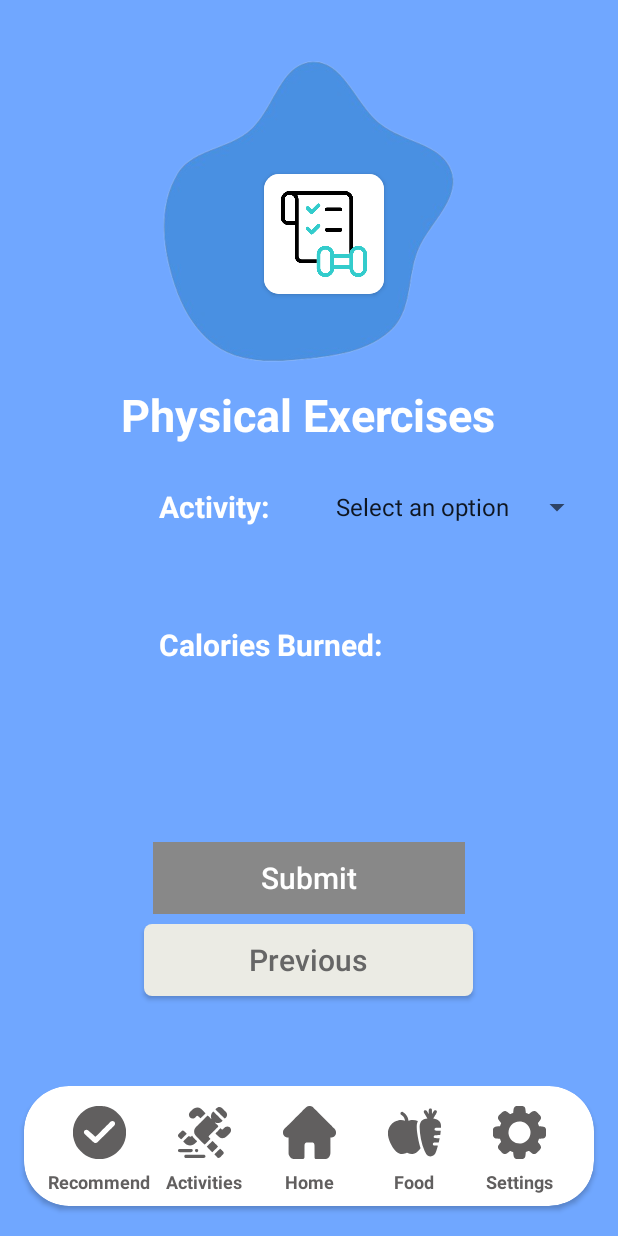
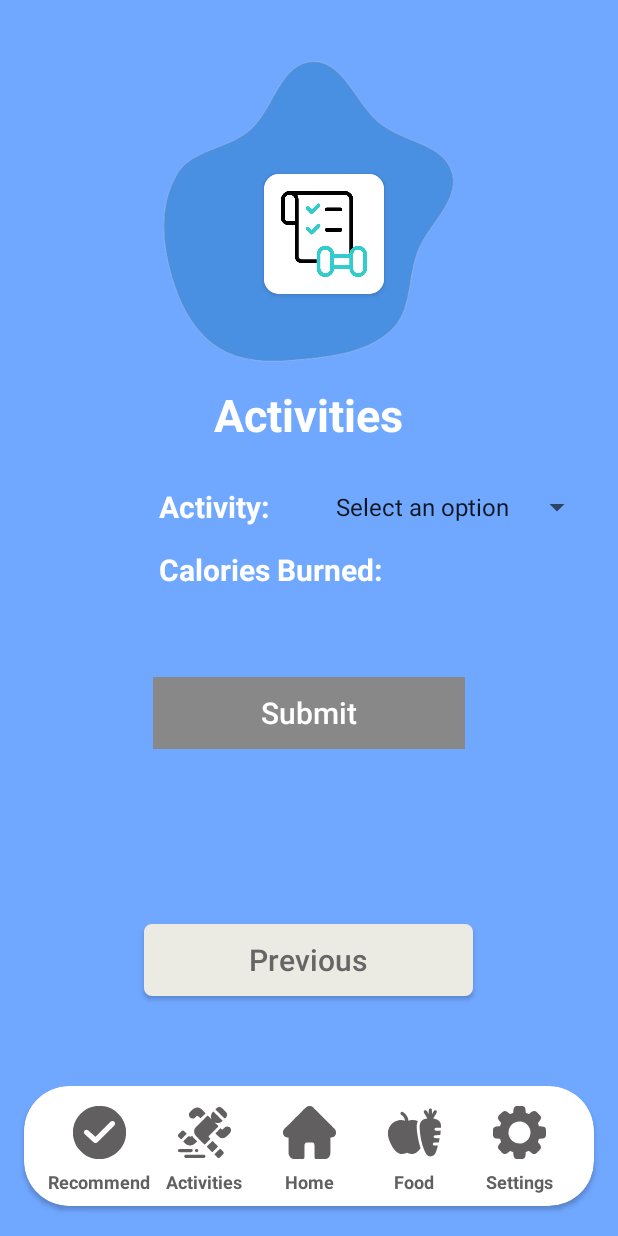
Before and after one commit to mgearhart/BetterUs_Clone, an Android app: the fragment SecondFragment placed in its activity, on a phone screen of 412 x 824 dp. Run offline under Robolectric (Android 15) with nearby library versions, the light colour scheme and no system bars; our stand-ins replace Firebase (no records; nobody signed in at launch, a user with empty details on screens opened directly); 1 statement that could not run was skipped.

Commit message:
Update fragment_second.xml

```diff
--- a/app/src/main/res/layout/fragment_second.xml
+++ b/app/src/main/res/layout/fragment_second.xml
@@ -38,7 +38,7 @@
             android:id="@+id/title"
             android:layout_width="wrap_content"
             android:layout_height="wrap_content"
-            android:text="@string/exercises"
+            android:text="@string/activities"
             android:textSize="30sp"
             android:textStyle="bold"
             android:textColor="@color/white"
@@ -62,7 +62,7 @@
             android:textSize="20sp"
             android:textAllCaps="false"
             android:textColor="@color/white"
-            android:layout_marginTop="545dp"
+            android:layout_marginTop="435dp"
     />
 
     <Button
@@ -103,16 +103,15 @@
             android:layout_width="wrap_content" android:layout_height="wrap_content"
             android:textSize="20sp"
             android:textStyle="bold"
-            android:layout_marginTop="400dp"
+            android:layout_marginTop="350dp"
             android:layout_marginStart="90dp"
             android:textColor="@color/white"/>
     <TextView
             android:id="@+id/caloriesText"
-            android:text="Filler Text"
             android:layout_width="wrap_content" android:layout_height="wrap_content"
             android:textSize="20sp"
             android:textStyle="bold"
-            android:layout_marginTop="400dp"
+            android:layout_marginTop="350dp"
             android:layout_marginStart="250dp"/>
 
 
```
